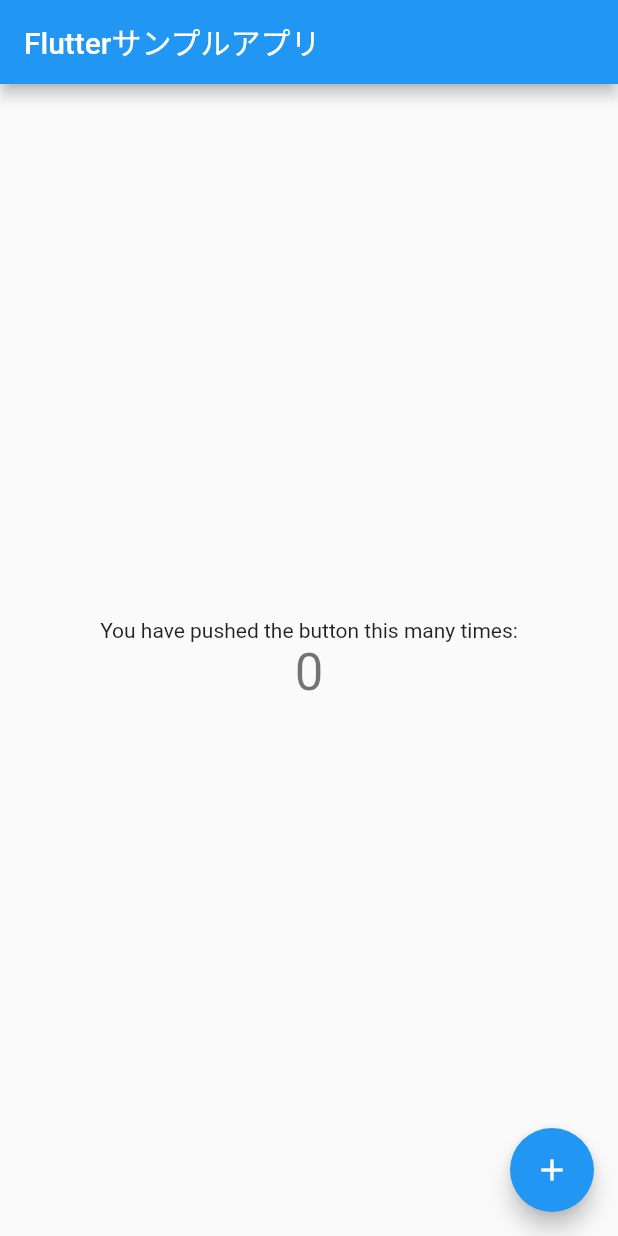
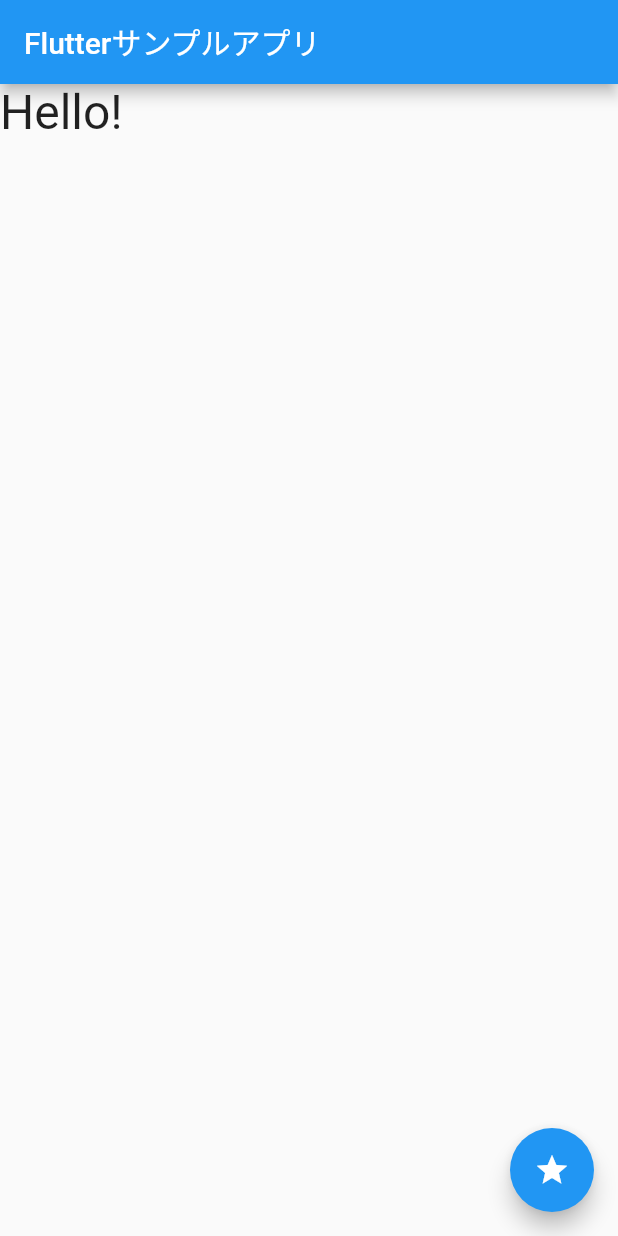
Before and after one commit to urayusuke/flutter_app, a Flutter app: the MyHomePage screen opened directly, on a phone screen of 412 x 824 dp. Run offline on Flutter 3.47's test engine with Material 2 defaults, Android fonts, the phone set to English and light mode, and no system bars.

Commit message:
main update

```diff
--- a/lib/main.dart
+++ b/lib/main.dart
@@ -6,18 +6,14 @@ void main() {
 
 class MyApp extends StatelessWidget {
   // This widget is the root of your application.
+  final title = 'Flutterサンプル';
+
   @override
   Widget build(BuildContext context) {
     return new MaterialApp(
       title: 'Flutter Demo',
-      home: Scaffold(
-        appBar: AppBar(
-          title: Text('Hello Fluuter!'),
-        ),
-        body: Text(
-          'Hello,Flutter World!!',
-          style: TextStyle(fontSize: 32.0),
-        ),
+      home: new MyHomePage(
+        title: this.title,
       ),
     );
 
@@ -45,7 +41,7 @@ class MyApp extends StatelessWidget {
 }
 
 class MyHomePage extends StatefulWidget {
-  MyHomePage({Key key, this.title}) : super(key: key);
+  MyHomePage({this.title}) : super();
 
   // This widget is the home page of your application. It is stateful, meaning
   // that it has a State object (defined below) that contains fields that affect
@@ -59,20 +55,20 @@ class MyHomePage extends StatefulWidget {
   final String title;
 
   @override
-  _MyHomePageState createState() => _MyHomePageState();
+  _MyHomePageState createState() => new _MyHomePageState();
 }
 
 class _MyHomePageState extends State<MyHomePage> {
-  int _counter = 0;
+  String _message;
 
-  void _incrementCounter() {
+  void initState() {
+    super.initState();
+    _message = 'Hello!';
+  }
+
+  void _setMessage() {
     setState(() {
-      // This call to setState tells the Flutter framework that something has
-      // changed in this State, which causes it to rerun the build method below
-      // so that the display can reflect the updated values. If we changed
-      // _counter without calling setState(), then the build method would not be
-      // called again, and so nothing would appear to happen.
-      _counter++;
+      _message = 'タップしました！';
     });
   }
 
@@ -90,40 +86,15 @@ class _MyHomePageState extends State<MyHomePage> {
         // the App.build method, and use it to set our appbar title.
         title: Text(widget.title),
       ),
-      body: Center(
-        // Center is a layout widget. It takes a single child and positions it
-        // in the middle of the parent.
-        child: Column(
-          // Column is also a layout widget. It takes a list of children and
-          // arranges them vertically. By default, it sizes itself to fit its
-          // children horizontally, and tries to be as tall as its parent.
-          //
-          // Invoke "debug painting" (press "p" in the console, choose the
-          // "Toggle Debug Paint" action from the Flutter Inspector in Android
-          // Studio, or the "Toggle Debug Paint" command in Visual Studio Code)
-          // to see the wireframe for each widget.
-          //
-          // Column has various properties to control how it sizes itself and
-          // how it positions its children. Here we use mainAxisAlignment to
-          // center the children vertically; the main axis here is the vertical
-          // axis because Columns are vertical (the cross axis would be
-          // horizontal).
-          mainAxisAlignment: MainAxisAlignment.center,
-          children: <Widget>[
-            Text(
-              'You have pushed the button this many times:',
-            ),
-            Text(
-              '$_counter',
-              style: Theme.of(context).textTheme.headline4,
-            ),
-          ],
-        ),
+      body: Text(
+        _message,
+        style: TextStyle(fontSize: 32.0),
       ),
+
       floatingActionButton: FloatingActionButton(
-        onPressed: _incrementCounter,
-        tooltip: 'Increment',
-        child: Icon(Icons.add),
+        onPressed: _setMessage,
+        tooltip: 'set message',
+        child: Icon(Icons.star),
       ), // This trailing comma makes auto-formatting nicer for build methods.
     );
   }
```
